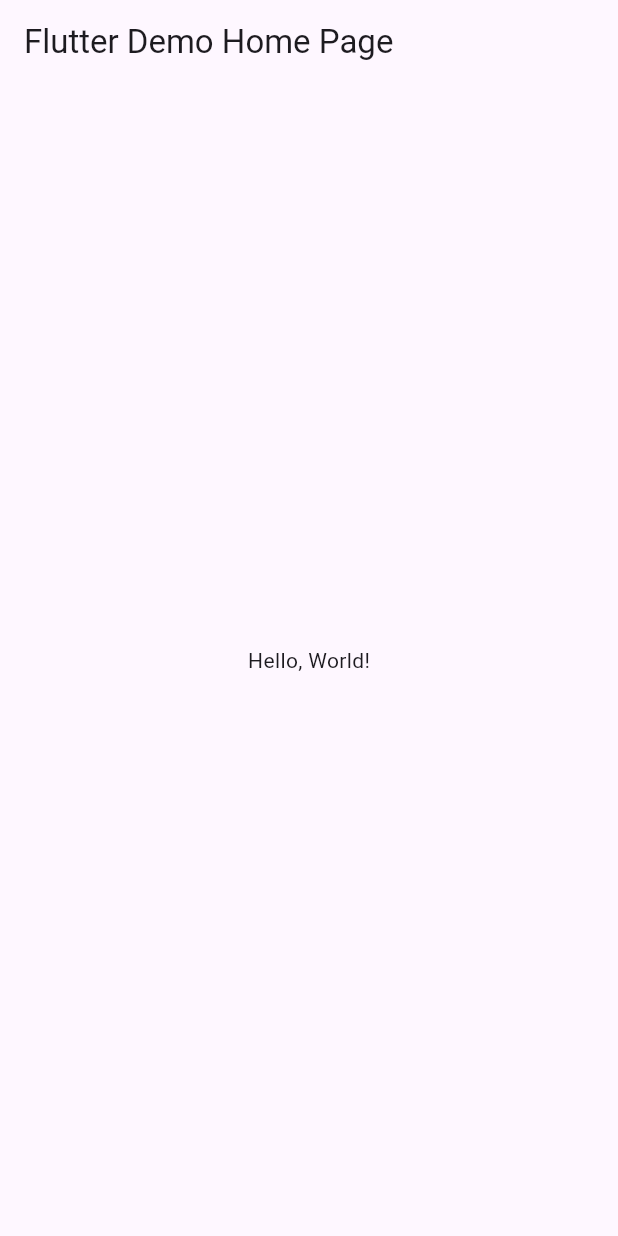
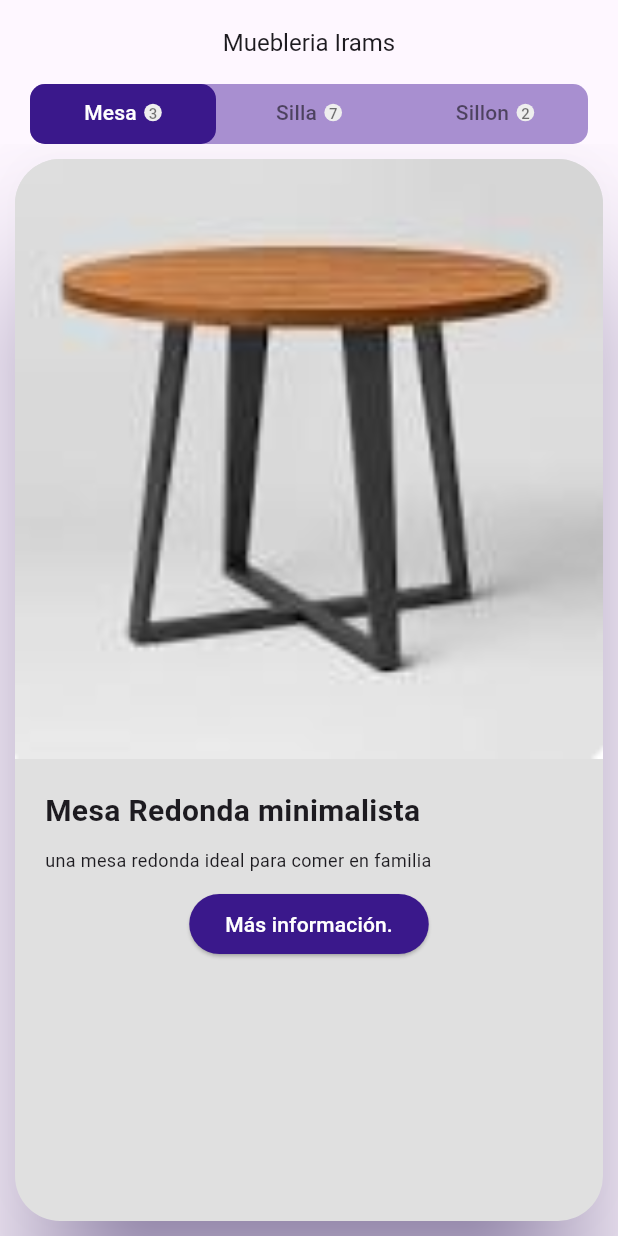
Before and after one commit to MartinezI128/UII-Act8-0378, a Flutter app: the screen it shows after launch, on a phone screen of 412 x 824 dp. Run offline on Flutter 3.47's test engine with Material 3 defaults, Android fonts, the phone set to English and light mode, and no system bars.

```diff
--- /dev/null
+++ b/lib/home_page.dart
@@ -0,0 +1,256 @@
+import 'package:flutter/material.dart';
+import 'package:uiiact80378/tab_item.dart';
+
+class HomePage extends StatelessWidget {
+  const HomePage({super.key});
+
+  @override
+  Widget build(BuildContext context) {
+    return DefaultTabController(
+      length: 3,
+      child: Scaffold(
+        appBar: AppBar(
+          title: const Text(
+            'Muebleria Irams',
+            style: TextStyle(fontSize: 16),
+          ),
+          centerTitle: true,
+          bottom: PreferredSize(
+            preferredSize: const Size.fromHeight(40),
+            child: ClipRRect(
+              borderRadius: const BorderRadius.all(Radius.circular(10)),
+              child: Container(
+                height: 40,
+                margin: const EdgeInsets.symmetric(horizontal: 20),
+                decoration: BoxDecoration(
+                  borderRadius: const BorderRadius.all(Radius.circular(10)),
+                  color: Color(0xffa88fd0),
+                ),
+                child: const TabBar(
+                  indicatorSize: TabBarIndicatorSize.tab,
+                  dividerColor: Colors.transparent,
+                  indicator: BoxDecoration(
+                    color: Color(0xff3a188b),
+                    borderRadius: BorderRadius.all(Radius.circular(10)),
+                  ),
+                  labelColor: Colors.white,
+                  unselectedLabelColor: Colors.black54,
+                  tabs: [
+                    TabItem(title: 'Mesa', count: 3),
+                    TabItem(title: 'Silla', count: 7),
+                    TabItem(title: 'Sillon', count: 2),
+                  ],
+                ),
+              ),
+            ),
+          ),
+        ),
+        body: TabBarView(
+          children: [
+            Center(
+              child: Card(
+                margin: EdgeInsets.all(10),
+                elevation: 40,
+                color: Colors.grey[300],
+                shadowColor: Color(0xff3a188b),
+                shape: RoundedRectangleBorder(
+                  borderRadius: BorderRadius.circular(30),
+                ),
+                child: Column(
+                  children: [
+                    SizedBox(
+                      height: 400, // Ajusta el tamaño de la imagen
+                      child: ClipRRect(
+                        borderRadius: BorderRadius.only(
+                          topLeft: Radius.circular(30),
+                          topRight: Radius.circular(30),
+                        ),
+                        child: Image(
+                          image: AssetImage("assets/images/mesa.png"),
+                          fit: BoxFit.cover,
+                        ),
+                      ),
+                    ),
+                    SizedBox(
+                      height: 20,
+                    ),
+                    Container(
+                      margin: EdgeInsets.only(left: 20),
+                      alignment: Alignment.topLeft,
+                      child: Text(
+                        "Mesa Redonda minimalista",
+                        style: TextStyle(
+                          fontSize: 20,
+                          fontWeight: FontWeight.bold,
+                        ),
+                      ),
+                    ),
+                    SizedBox(
+                      height: 10,
+                    ),
+                    Container(
+                      margin: EdgeInsets.only(left: 20),
+                      alignment: Alignment.topLeft,
+                      child: Text(
+                        "una mesa redonda ideal para comer en familia",
+                        style: TextStyle(fontSize: 12),
+                        textAlign: TextAlign.justify,
+                        overflow: TextOverflow.ellipsis,
+                        maxLines: 5,
+                      ),
+                    ),
+                    SizedBox(
+                      height: 10,
+                    ),
+                    ElevatedButton(
+                      onPressed: () {},
+                      style: ElevatedButton.styleFrom(
+                        primary: Color(0xff3a188b), // Color de fondo del botón
+                        onPrimary: Colors.white, // Color del texto del botón
+                      ),
+                      child: Text("Más información."),
+                    )
+                  ],
+                ),
+              ),
+            ), // Tarjeta para "Juegos"Imagen para "Juegos"
+            Center(
+              child: Card(
+                margin: EdgeInsets.all(10),
+                elevation: 40,
+                color: Colors.grey[300],
+                shadowColor: Color(0xff3a188b),
+                shape: RoundedRectangleBorder(
+                  borderRadius: BorderRadius.circular(30),
+                ),
+                child: Column(
+                  children: [
+                    SizedBox(
+                      height: 400, // Ajusta el tamaño de la imagen
+                      child: ClipRRect(
+                        borderRadius: BorderRadius.only(
+                          topLeft: Radius.circular(30),
+                          topRight: Radius.circular(30),
+                        ),
+                        child: Image(
+                          image: AssetImage("assets/images/silla.png"),
+                          fit: BoxFit.cover,
+                        ),
+                      ),
+                    ),
+                    SizedBox(
+                      height: 20,
+                    ),
+                    Container(
+                      margin: EdgeInsets.only(left: 20),
+                      alignment: Alignment.topLeft,
+                      child: Text(
+                        "Silla para Jardin",
+                        style: TextStyle(
+                          fontSize: 20,
+                          fontWeight: FontWeight.bold,
+                        ),
+                      ),
+                    ),
+                    SizedBox(
+                      height: 10,
+                    ),
+                    Container(
+                      margin: EdgeInsets.only(left: 20),
+                      alignment: Alignment.topLeft,
+                      child: Text(
+                        "La mejor silla para tu jardin",
+                        style: TextStyle(fontSize: 12),
+                        textAlign: TextAlign.justify,
+                        overflow: TextOverflow.ellipsis,
+                        maxLines: 5,
+                      ),
+                    ),
+                    SizedBox(
+                      height: 10,
+                    ),
+                    ElevatedButton(
+                      onPressed: () {},
+                      style: ElevatedButton.styleFrom(
+                        primary: Color(0xff3a188b), // Color de fondo del botón
+                        onPrimary: Colors.white, // Color del texto del botón
+                      ),
+                      child: Text("Más información."),
+                    )
+                  ],
+                ),
+              ),
+            ), // Tarjeta  Imagen para "Apps"
+            Center(
+              child: Card(
+                margin: EdgeInsets.all(10),
+                elevation: 40,
+                color: Colors.grey[300],
+                shadowColor: Color(0xff3a188b),
+                shape: RoundedRectangleBorder(
+                  borderRadius: BorderRadius.circular(30),
+                ),
+                child: Column(
+                  children: [
+                    SizedBox(
+                      height: 400, // Ajusta el tamaño de la imagen
+                      child: ClipRRect(
+                        borderRadius: BorderRadius.only(
+                          topLeft: Radius.circular(30),
+                          topRight: Radius.circular(30),
+                        ),
+                        child: Image(
+                          image: AssetImage("assets/images/sillon.jpg"),
+                          fit: BoxFit.fitWidth,
+                        ),
+                      ),
+                    ),
+                    SizedBox(
+                      height: 20,
+                    ),
+                    Container(
+                      margin: EdgeInsets.only(left: 20),
+                      alignment: Alignment.topLeft,
+                      child: Text(
+                        "Sillon Olivas",
+                        style: TextStyle(
+                          fontSize: 20,
+                          fontWeight: FontWeight.bold,
+                        ),
+                      ),
+                    ),
+                    SizedBox(
+                      height: 10,
+                    ),
+                    Container(
+                      margin: EdgeInsets.only(left: 20),
+                      alignment: Alignment.topLeft,
+                      child: Text(
+                        "Sillon olivas comodo para hacer lo que sea",
+                        style: TextStyle(fontSize: 12),
+                        textAlign: TextAlign.justify,
+                        overflow: TextOverflow.ellipsis,
+                        maxLines: 5,
+                      ),
+                    ),
+                    SizedBox(
+                      height: 10,
+                    ),
+                    ElevatedButton(
+                      onPressed: () {},
+                      style: ElevatedButton.styleFrom(
+                        primary: Color(0xff3a188b), // Color de fondo del botón
+                        onPrimary: Colors.white, // Color del texto del botón
+                      ),
+                      child: Text("Más información."),
+                    )
+                  ],
+                ),
+              ),
+            ), // Tarjeta / Imagen para "Consolas"
+          ],
+        ),
+      ),
+    );
+  }
+}
--- a/lib/main.dart
+++ b/lib/main.dart
@@ -1,43 +1,18 @@
 import 'package:flutter/material.dart';
+import 'package:uiiact80378/home_page.dart';
 
-void main() => runApp(MyApp());
+void main() {
+  runApp(const MyApp());
+}
 
 class MyApp extends StatelessWidget {
   const MyApp({super.key});
-  // This widget is the root of your application.
+
   @override
   Widget build(BuildContext context) {
-    return MaterialApp(
-      // Application name
-      title: 'Flutter Hello World',
-      // Application theme data, you can set the colors for the application as
-      // you want
-      theme: ThemeData(
-        // useMaterial3: false,
-        primarySwatch: Colors.blue,
-      ),
-      // A widget which will be started on application startup
-      home: MyHomePage(title: 'Flutter Demo Home Page'),
+    return const MaterialApp(
+      debugShowCheckedModeBanner: false,
+      home: HomePage(),
     );
   }
 }
-
-class MyHomePage extends StatelessWidget {
-  final String title;
-  const MyHomePage({super.key, required this.title});
-
-  @override
-  Widget build(BuildContext context) {
-    return Scaffold(
-      appBar: AppBar(
-        // The title text which will be shown on the action bar
-        title: Text(title),
-      ),
-      body: Center(
-        child: Text(
-          'Hello, World!',
-        ),
-      ),
-    );
-  }
-}
--- /dev/null
+++ b/lib/tab_item.dart
@@ -0,0 +1,46 @@
+import 'package:flutter/material.dart';
+
+class TabItem extends StatelessWidget {
+  final String title;
+  final int count;
+
+  const TabItem({
+    super.key,
+    required this.title,
+    required this.count,
+  });
+
+  @override
+  Widget build(BuildContext context) {
+    return Tab(
+      child: Row(
+        mainAxisAlignment: MainAxisAlignment.center,
+        children: [
+          Text(
+            title,
+            overflow: TextOverflow.ellipsis,
+          ),
+          count > 0
+              ? Container(
+                  margin: const EdgeInsetsDirectional.only(start: 5),
+                  padding: const EdgeInsets.all(3),
+                  decoration: BoxDecoration(
+                    color: Colors.grey.shade200,
+                    shape: BoxShape.circle,
+                  ),
+                  child: Center(
+                    child: Text(
+                      count > 9 ? "9+" : count.toString(),
+                      style: const TextStyle(
+                        color: Colors.black54,
+                        fontSize: 10,
+                      ),
+                    ),
+                  ),
+                )
+              : const SizedBox(width: 0, height: 0),
+        ],
+      ),
+    );
+  }
+}
--- a/pubspec.yaml
+++ b/pubspec.yaml
@@ -17,8 +17,10 @@ dev_dependencies:
 
 flutter:
   uses-material-design: true
-  # assets:
-  #  - images/a_dot_burr.jpeg
+  assets:
+   - assets/images/mesa.png
+   - assets/images/silla.png
+   - assets/images/sillon.jpg
   #  - images/a_dot_ham.jpeg
   # fonts:
   #   - family: Schyler
```
Also changed, not shown: assets/images/mesa.png (added), assets/images/silla.png (added), assets/images/sillon.jpg (added), 1 other file.
